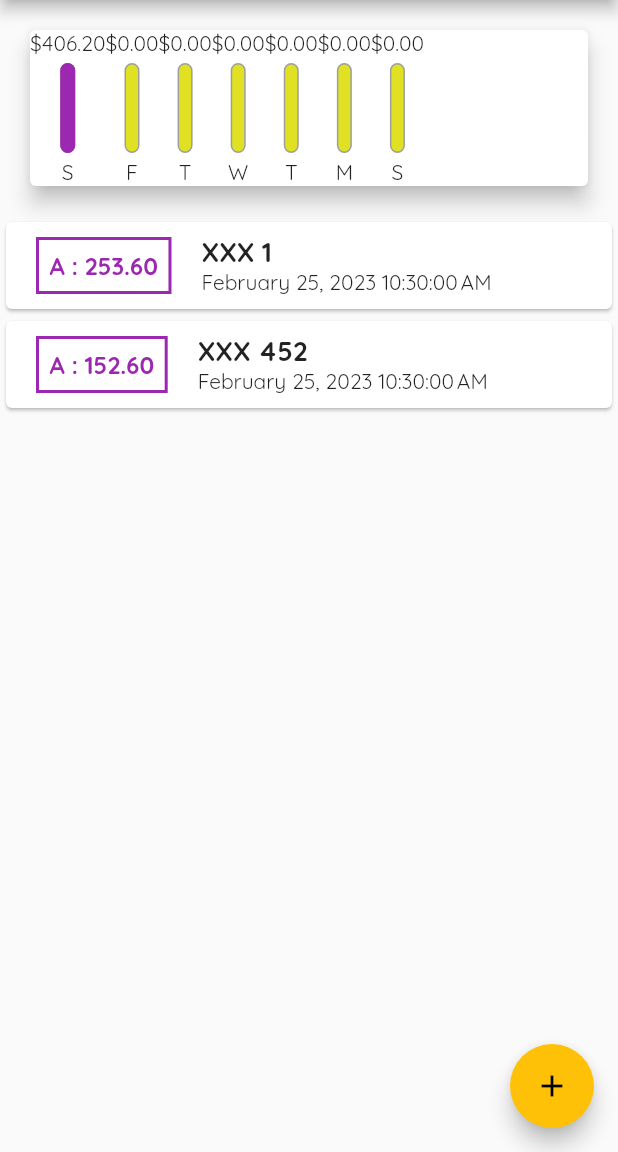
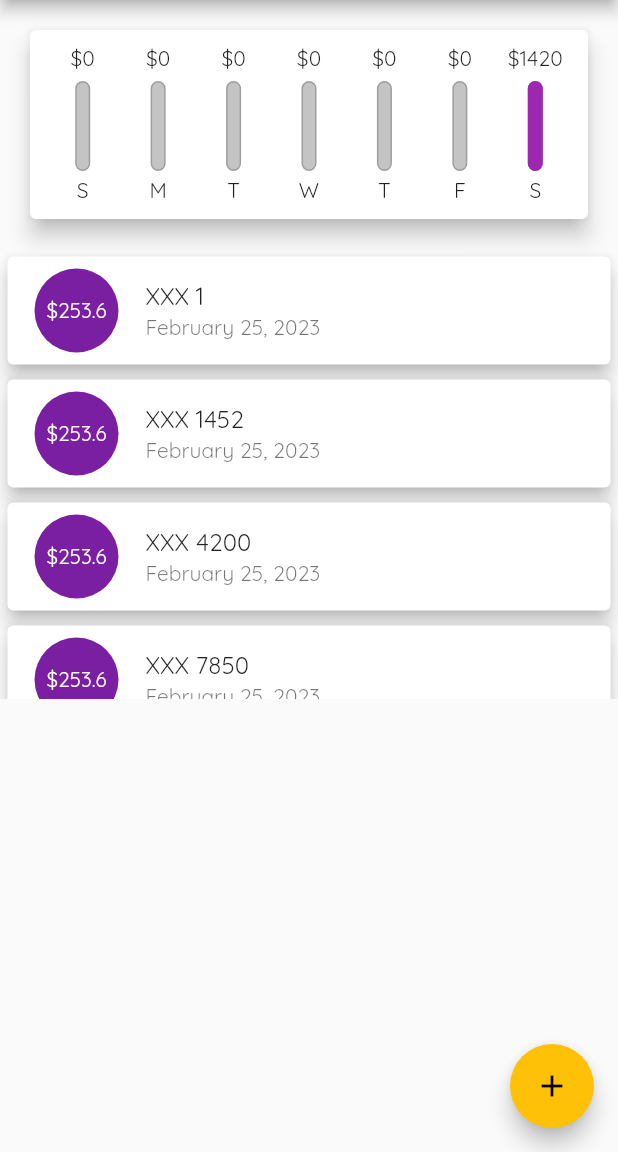
Before and after one commit to Jean-Lionel/flutter_budget_plan, a Flutter app: the screen it shows after launch, on a phone screen of 412 x 824 dp, the part 84-1236 px from its top. Run offline on Flutter 3.47's test engine with Material 2 defaults, Android fonts, the phone set to English and light mode, and no system bars.

Commit message:
adding date type

```diff
--- a/lib/main.dart
+++ b/lib/main.dart
@@ -34,6 +34,14 @@ class MyHomePage extends StatefulWidget {
 class _MyHomePageState extends State<MyHomePage> {
   final List<Transaction> _userTransactions = [
     Transaction(id: 'Pk1', title: 'XXX 1', amount: 253.6, date: DateTime.now()),
+    Transaction(
+        id: 'Pk1', title: 'XXX 1452', amount: 253.6, date: DateTime.now()),
+    Transaction(
+        id: 'Pk1', title: 'XXX 4200', amount: 253.6, date: DateTime.now()),
+    Transaction(
+        id: 'Pk1', title: 'XXX 7850', amount: 253.6, date: DateTime.now()),
+    Transaction(
+        id: 'Pk3', title: 'XXX 15', amount: 252.6, date: DateTime.now()),
     Transaction(
         id: 'Pk2', title: 'XXX 452', amount: 152.6, date: DateTime.now()),
   ];
--- a/lib/widget/chart.dart
+++ b/lib/widget/chart.dart
@@ -26,7 +26,7 @@ class Chart extends StatelessWidget {
         'day': DateFormat.E().format(weekDay).substring(0, 1),
         'amount': totalSum,
       };
-    });
+    }).reversed.toList();
   }
 
   double get _spedingAmountTotal {
@@ -40,13 +40,24 @@ class Chart extends StatelessWidget {
     return Card(
       elevation: 6,
       margin: EdgeInsets.all(20),
-      child: Row(
-        children: groupeItemValues
-            .map(
-              (e) => ChartBar(e['day'] as String, e['amount'] as double,
-                  ((e['amount'] as double) / _spedingAmountTotal)),
-            )
-            .toList(),
+      child: Padding(
+        padding: EdgeInsets.all(10),
+        child: Row(
+          mainAxisAlignment: MainAxisAlignment.spaceAround,
+          children: groupeItemValues
+              .map(
+                (e) => Flexible(
+                  fit: FlexFit.tight,
+                  child: ChartBar(
+                      e['day'] as String,
+                      e['amount'] as double,
+                      _spedingAmountTotal == 0
+                          ? 0.0
+                          : ((e['amount'] as double) / _spedingAmountTotal)),
+                ),
+              )
+              .toList(),
+        ),
       ),
     );
   }
--- a/lib/widget/chart_bar.dart
+++ b/lib/widget/chart_bar.dart
@@ -11,7 +11,10 @@ class ChartBar extends StatelessWidget {
   Widget build(BuildContext context) {
     return Column(
       children: [
-        Text('\$${spedingAmount.toStringAsFixed(2)}'),
+        Container(
+          height: 20,
+          child: Text('\$${spedingAmount.toStringAsFixed(0)}'),
+        ),
         const SizedBox(
           height: 4,
         ),
@@ -26,7 +29,7 @@ class ChartBar extends StatelessWidget {
                     color: Colors.grey,
                     width: 1.0,
                   ),
-                  color: Color.fromARGB(220, 220, 220, 1),
+                  color: Color.fromARGB(220, 187, 187, 187),
                   borderRadius: BorderRadius.circular(10),
                 ),
               ),
--- a/lib/widget/transaction_list.dart
+++ b/lib/widget/transaction_list.dart
@@ -28,53 +28,20 @@ class TransactionList extends StatelessWidget {
           : ListView.builder(
               itemBuilder: (context, index) {
                 return Card(
-                  child: Row(
-                    children: [
-                      Container(
-                        margin: const EdgeInsets.symmetric(
-                          vertical: 10,
-                          horizontal: 20,
-                        ),
-                        decoration: BoxDecoration(
-                          border: Border.all(
-                            color: Theme.of(context).primaryColor,
-                            width: 2,
-                          ),
-                        ),
-                        padding: const EdgeInsets.symmetric(
-                          horizontal: 2,
-                          vertical: 2,
-                        ),
-                        child: Container(
-                          margin: const EdgeInsets.symmetric(
-                            vertical: 5,
-                            horizontal: 5,
-                          ),
-                          child: Text(
-                            'A : ${transactions[index].amount.toStringAsFixed(2)}',
-                            style: TextStyle(
-                              fontWeight: FontWeight.bold,
-                              fontSize: 16,
-                              color: Theme.of(context).primaryColor,
-                            ),
-                          ),
-                        ),
+                  elevation: 5,
+                  margin: EdgeInsets.all(5),
+                  child: ListTile(
+                    leading: CircleAvatar(
+                      radius: 30,
+                      child: Padding(
+                        padding: const EdgeInsets.all(10),
+                        child: FittedBox(
+                            child: Text('\$${transactions[index].amount}')),
                       ),
-                      Column(
-                        crossAxisAlignment: CrossAxisAlignment.start,
-                        children: [
-                          Text(
-                            transactions[index].title,
-                            style: const TextStyle(
-                              fontSize: 18,
-                              fontWeight: FontWeight.bold,
-                            ),
-                          ),
-                          Text(new DateFormat()
-                              .format(transactions[index].date)),
-                        ],
-                      )
-                    ],
+                    ),
+                    title: Text('${transactions[index].title}'),
+                    subtitle: Text(
+                        DateFormat.yMMMMd().format(transactions[index].date)),
                   ),
                 );
               },
```
